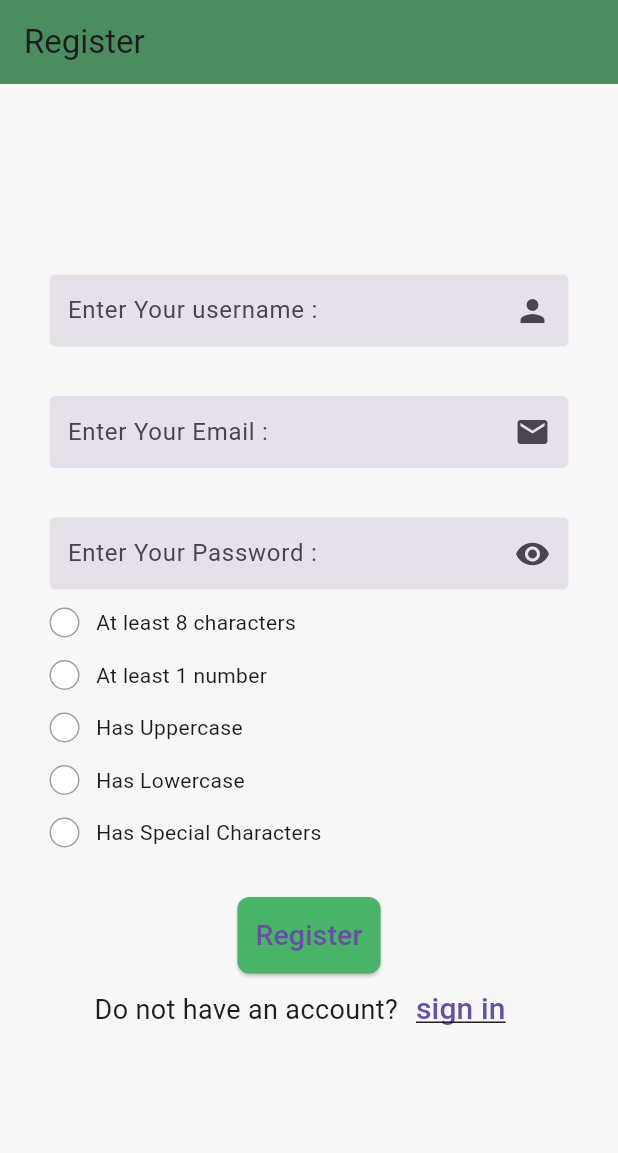
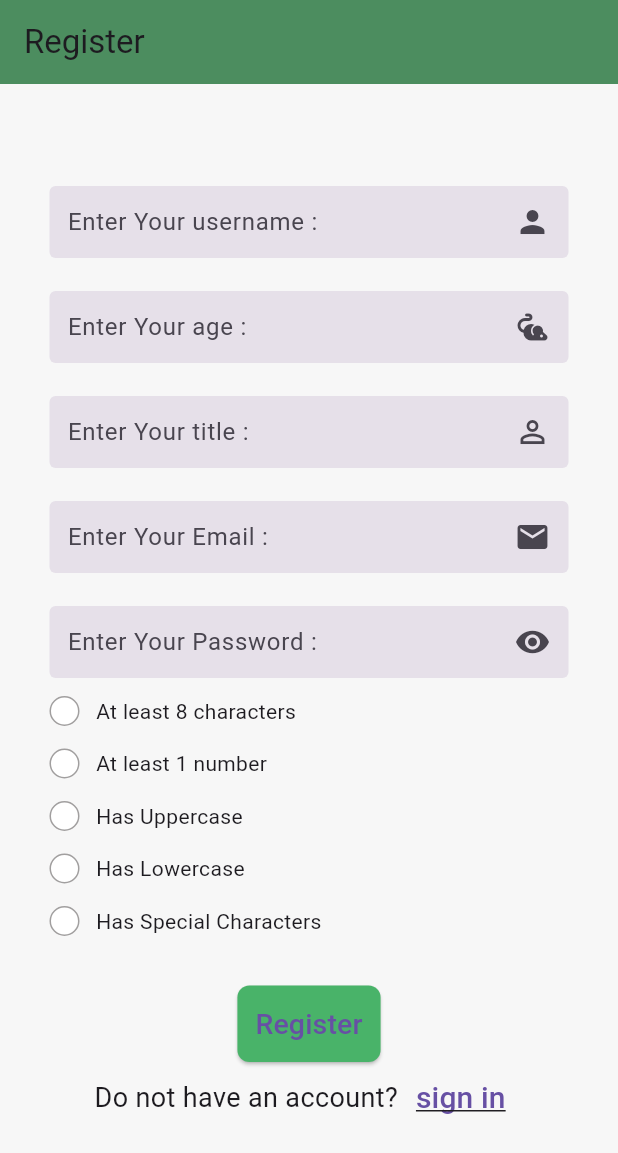
Before and after one commit to sherifshouaib/flower_app, a Flutter app: the Register screen opened directly, on a phone screen of 412 x 824 dp. Shown: the top 1153 px of the screen. Run offline on Flutter 3.47's test engine with Material 3 defaults, Android fonts, the phone set to English and light mode, and no system bars; our stand-ins replace cloud_firestore, firebase_auth, firebase_core, flutter_svg, google_sign_in; accounts and stored records are empty.

```diff
--- a/lib/main.dart
+++ b/lib/main.dart
@@ -13,6 +13,7 @@ import 'package:firebase_core/firebase_core.dart';
 import 'package:flutter/material.dart';
 import 'package:provider/provider.dart';
 import 'package:google_sign_in/google_sign_in.dart';
+import 'package:cloud_firestore/cloud_firestore.dart';
 
 Future<void> main() async {
   WidgetsFlutterBinding.ensureInitialized();
@@ -50,7 +51,8 @@ class MyApp extends StatelessWidget {
               } else if (snapshot.hasError) {
                 return showSnackBar(context, "Something went wrong");
               } else if (snapshot.hasData) {
-                return VerifyEmailPage(); // home() OR verify email
+               // return VerifyEmailPage();
+                return Home(); // home() OR verify email
               } else {
                 return Login();
               }
--- a/lib/pages/register.dart
+++ b/lib/pages/register.dart
@@ -120,7 +120,29 @@ class _RegisterState extends State<Register> {
                     ),
                   ),
                   SizedBox(
-                    height: 33,
+                    height: 22,
+                  ),
+                  TextFormField(
+                    keyboardType: TextInputType.number,
+                    obscureText: false,
+                    decoration: decorationTextfield.copyWith(
+                      hintText: 'Enter Your age : ',
+                      suffixIcon: Icon(Icons.pest_control_rodent),
+                    ),
+                  ),
+                  SizedBox(
+                    height: 22,
+                  ),
+                  TextFormField(
+                    keyboardType: TextInputType.text,
+                    obscureText: false,
+                    decoration: decorationTextfield.copyWith(
+                      hintText: 'Enter Your title : ',
+                      suffixIcon: Icon(Icons.person_outline),
+                    ),
+                  ),
+                  SizedBox(
+                    height: 22,
                   ),
                   TextFormField(
                     // we return "null" when something is valid
@@ -140,7 +162,7 @@ class _RegisterState extends State<Register> {
                     ),
                   ),
                   SizedBox(
-                    height: 33,
+                    height: 22,
                   ),
                   TextFormField(
                     onChanged: (password) {
--- a/lib/pages/verify_email.dart
+++ b/lib/pages/verify_email.dart
@@ -49,7 +49,7 @@ class _VerifyEmailPageState extends State<VerifyEmailPage> {
 
   sendVerificationEmail() async {
     try {
-      await FirebaseAuth.instance.currentUser!.sendEmailVerification();
+     // await FirebaseAuth.instance.currentUser!.sendEmailVerification();
       setState(() {
         canResendEmail = false;
       });
--- a/pubspec.yaml
+++ b/pubspec.yaml
@@ -40,6 +40,7 @@ dependencies:
   firebase_auth: ^5.1.1
   google_sign_in: ^6.2.1
   flutter_svg: ^2.0.10+1
+  cloud_firestore: ^5.1.0
 
 dev_dependencies:
   flutter_test:
```
Also changed, not shown: lib/pages/home.dart (+15 -4 lines), lib/pages/profile_page.dart (added, +114 -0 lines), pubspec.lock, 3 other files.
